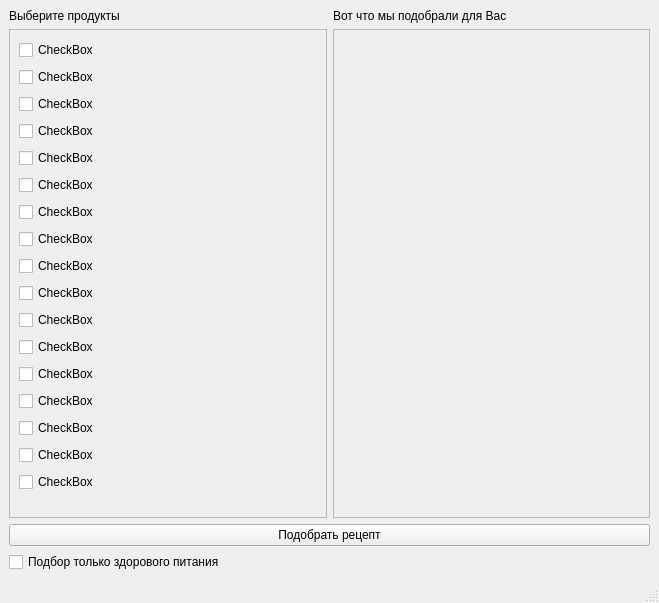
Before: the Qt Designer form mainwindow.ui in Aazmund/Be_Chef, drawn with Qt 5.
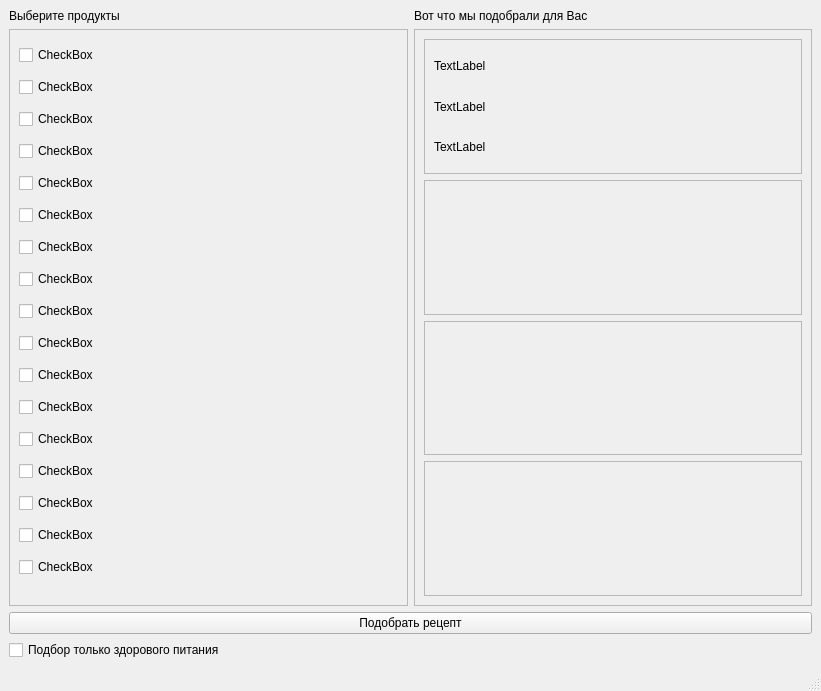
After: the same form once the commit is applied.

```diff
--- a/mainwindow.ui
+++ b/mainwindow.ui
@@ -6,8 +6,8 @@
    <rect>
     <x>0</x>
     <y>0</y>
-    <width>659</width>
-    <height>603</height>
+    <width>821</width>
+    <height>691</height>
    </rect>
   </property>
   <property name="windowTitle">
@@ -48,8 +48,8 @@
           <rect>
            <x>0</x>
            <y>0</y>
-           <width>315</width>
-           <height>465</height>
+           <width>396</width>
+           <height>553</height>
           </rect>
          </property>
          <layout class="QVBoxLayout" name="verticalLayout_2">
@@ -186,10 +186,75 @@
           <rect>
            <x>0</x>
            <y>0</y>
-           <width>314</width>
-           <height>465</height>
+           <width>395</width>
+           <height>553</height>
           </rect>
          </property>
+         <layout class="QVBoxLayout" name="verticalLayout_4">
+          <item>
+           <widget class="QFrame" name="frame">
+            <property name="frameShape">
+             <enum>QFrame::StyledPanel</enum>
+            </property>
+            <property name="frameShadow">
+             <enum>QFrame::Raised</enum>
+            </property>
+            <layout class="QVBoxLayout" name="verticalLayout_5">
+             <item>
+              <widget class="QLabel" name="t1">
+               <property name="text">
+                <string>TextLabel</string>
+               </property>
+              </widget>
+             </item>
+             <item>
+              <widget class="QLabel" name="pic_1">
+               <property name="text">
+                <string>TextLabel</string>
+               </property>
+              </widget>
+             </item>
+             <item>
+              <widget class="QLabel" name="properties_1">
+               <property name="text">
+                <string>TextLabel</string>
+               </property>
+              </widget>
+             </item>
+            </layout>
+           </widget>
+          </item>
+          <item>
+           <widget class="QFrame" name="frame_2">
+            <property name="frameShape">
+             <enum>QFrame::StyledPanel</enum>
+            </property>
+            <property name="frameShadow">
+             <enum>QFrame::Raised</enum>
+            </property>
+           </widget>
+          </item>
+          <item>
+           <widget class="QFrame" name="frame_3">
+            <property name="frameShape">
+             <enum>QFrame::StyledPanel</enum>
+            </property>
+            <property name="frameShadow">
+             <enum>QFrame::Raised</enum>
+            </property>
+           </widget>
+          </item>
+          <item>
+           <widget class="QFrame" name="frame_4">
+            <property name="frameShape">
+             <enum>QFrame::StyledPanel</enum>
+            </property>
+            <property name="frameShadow">
+             <enum>QFrame::Raised</enum>
+            </property>
+           </widget>
+          </item>
+         </layout>
         </widget>
        </widget>
       </item>
```
Left out of the diff: 2 changed lines with no effect on the pictures.
